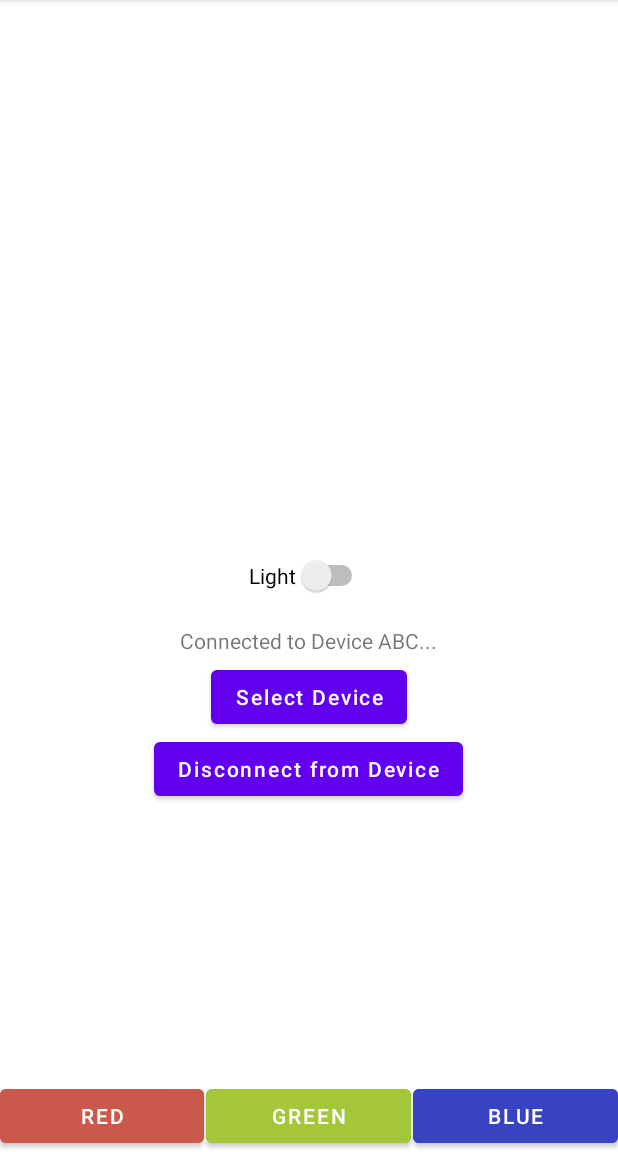
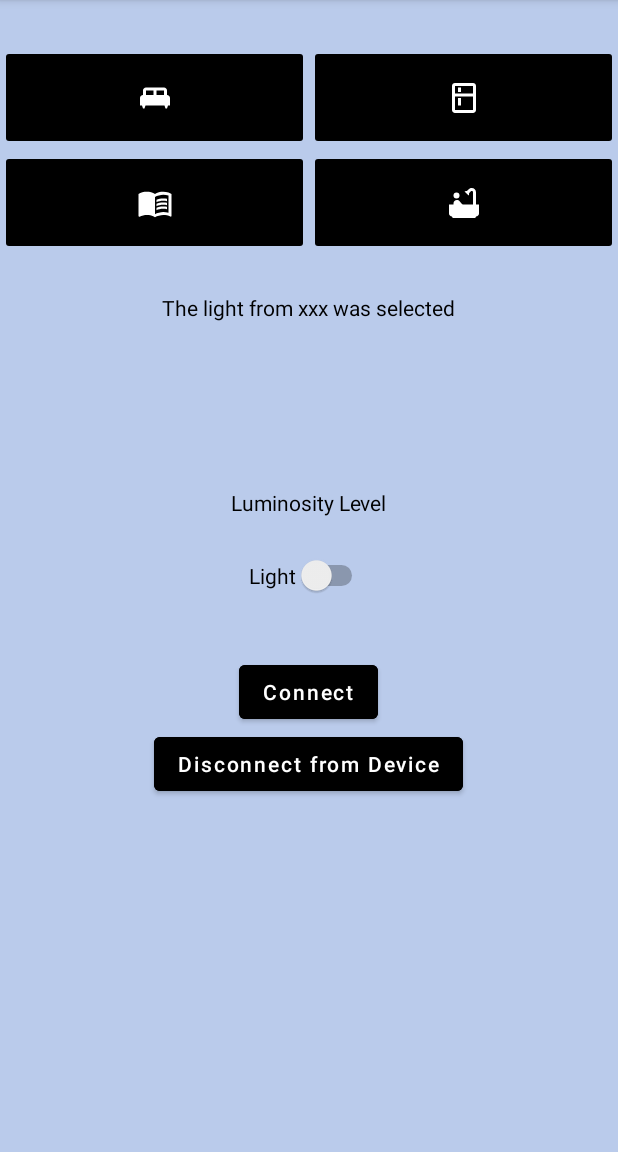
Before and after one commit to ruifornelos/HomeAutomationLights, an Android app: the screen it shows after launch (MainActivity), on a phone screen of 412 x 824 dp, the part 84-1236 px from its top. Run offline under Robolectric (Android 15) with nearby library versions, the phone set to English and light mode, and no system bars.

Commit message:
v_LayoutDiferente

```diff
--- a/app/build.gradle
+++ b/app/build.gradle
@@ -9,7 +9,7 @@ android {
 
     defaultConfig {
         applicationId "pm.ersc.estg.homeautomationlights"
-        minSdkVersion 21
+        minSdkVersion 23
         targetSdkVersion 30
         versionCode 1
         versionName "1.0"
@@ -44,7 +44,7 @@ dependencies {
     androidTestImplementation 'androidx.test.espresso:espresso-core:3.3.0'
 
     implementation 'org.jetbrains.anko:anko:0.10.8'
-    implementation 'com.github.quickpermissions:quickpermissions-kotlin:0.4.0'
+    //implementation 'com.github.quickpermissions:quickpermissions-kotlin:0.4.0'
 
 
 
--- a/app/src/main/java/pm/ersc/estg/homeautomationlights/MainActivity.kt
+++ b/app/src/main/java/pm/ersc/estg/homeautomationlights/MainActivity.kt
@@ -1,7 +1,5 @@
 package pm.ersc.estg.homeautomationlights
 
-import android.Manifest
-import android.app.admin.ConnectEvent
 import android.bluetooth.*
 import android.bluetooth.le.ScanCallback
 import android.bluetooth.le.ScanFilter
@@ -9,19 +7,18 @@ import android.bluetooth.le.ScanResult
 import android.bluetooth.le.ScanSettings
 import android.content.Context
 import android.content.Intent
+import android.content.pm.PackageManager
 import android.os.Bundle
 import android.os.ParcelUuid
 import android.util.Log
 import android.widget.Button
+import android.widget.ImageButton
 import android.widget.Switch
 import android.widget.TextView
 import androidx.appcompat.app.AppCompatActivity
-import androidx.core.app.ActivityCompat
-import androidx.core.content.ContextCompat
-import com.livinglifetechway.quickpermissions_kotlin.runWithPermissions
-import org.jetbrains.anko.Android
 import org.jetbrains.anko.toast
 import java.util.*
+import java.util.jar.Manifest
 
 
 class MainActivity : AppCompatActivity() {
@@ -29,7 +26,8 @@ class MainActivity : AppCompatActivity() {
     companion object {
         private val TAG = "****"
         const val REQUEST_ENABLE_BT = 1
-        const val UUIDservice = "ab0828b1-198e-4351-b779-901fa0e0371e"
+        val FINE_LOC_RQ = 101
+        const val UUIDservice = "da8753f9-b3f3-4203-a589-00c2ce38f044"
     }
 
     private val bluetoothAdapter: BluetoothAdapter by lazy {
@@ -42,17 +40,19 @@ class MainActivity : AppCompatActivity() {
         setContentView(R.layout.activity_main)
 
         //Variables (Buttons and Textviews)////////////////////////////////////
-        val connectedtextview = findViewById<TextView>(R.id.connectedDevice)
-        val ConnectDevice = findViewById<Button>(R.id.selectdevice)
-        val DisconnectDevice = findViewById<Button>(R.id.disconnect_from_device)
-        val RedSelection = findViewById<Button>(R.id.REDButton)
-        val GreenSelection = findViewById<Button>(R.id.GREENButton)
-        val BlueSelection = findViewById<Button>(R.id.BLUEButton)
-        val SwitchONOFF = findViewById<Switch>(R.id.switch1)
+        val divisionTextView = findViewById<TextView>(R.id.divisionPrint)
+        val luminosityTextView = findViewById<TextView>(R.id.LuminosityLevels)
+        val connectDevice = findViewById<Button>(R.id.connect)
+        val disconnectDevice = findViewById<Button>(R.id.disconnect)
+        val bedroomButton = findViewById<ImageButton>(R.id.BedRoomButton)
+        val libraryButton = findViewById<ImageButton>(R.id.LibraryButton)
+        val kitchenButton = findViewById<ImageButton>(R.id.KitchenButton)
+        val bathroomButton = findViewById<ImageButton>(R.id.BathroomButton)
+        val switchONOFF = findViewById<Switch>(R.id.switch1)
         /////////////////////////////////////////////////////////////////////////
 
         //Switch Button ////////////////////////////////////////////////////////
-        SwitchONOFF?.setOnCheckedChangeListener { _, onSwitch ->
+        switchONOFF?.setOnCheckedChangeListener { _, onSwitch ->
             if (onSwitch) {
                 toast("liga")
             } else {
@@ -61,12 +61,26 @@ class MainActivity : AppCompatActivity() {
         }
 
         //Scanner Button
-        ConnectDevice?.setOnClickListener() { }
+        connectDevice?.setOnClickListener() { }
 
-        //Color Buttons and actions
-        RedSelection?.setOnClickListener() { toast("Red Color") }
-        GreenSelection?.setOnClickListener() { toast("Green Color") }
-        BlueSelection?.setOnClickListener() { toast("Blue Color") }
+        bathroomButton?.setOnClickListener(){
+            divisionTextView.setText("The light from Bathroom was selected")
+            //lalalalalalalalal
+        }
+
+        kitchenButton?.setOnClickListener(){
+            divisionTextView.setText("The light from Kitchen was selected")
+            //lalalalalalalalal
+        }
+        libraryButton?.setOnClickListener(){
+            divisionTextView.setText("The light from Library was selected")
+            //lalalalalalalalal
+        }
+
+        bedroomButton?.setOnClickListener(){
+            divisionTextView.setText("The light from Bedroom was selected")
+            //lalalalalalalalal
+        }
     }
 
 
@@ -89,26 +103,32 @@ class MainActivity : AppCompatActivity() {
         val uuid = ParcelUuid(serviceUUID)
         val filter = ScanFilter.Builder().setServiceUuid(uuid).build()
         val filters = listOf(filter)
-
         val settings = ScanSettings.Builder()
             .setScanMode(ScanSettings.SCAN_MODE_LOW_LATENCY).build()
 
         Log.v(TAG, "Start Scan pt2")
 
-        context.runWithPermissions(Manifest.permission.ACCESS_FINE_LOCATION){
+        if(checkSelfPermission(android.Manifest.permission.ACCESS_FINE_LOCATION) == PackageManager.PERMISSION_GRANTED){
+            toast("Permission for location is enabled!")
             bluetoothAdapter.bluetoothLeScanner.startScan(filters, settings, bleScanCallback)
+        } else {
+
+            if(shouldShowRequestPermissionRationale(android.Manifest.permission.ACCESS_FINE_LOCATION)){
+                toast("Permission of location needed")
+            }
+            //requestPermissions(new String[]{android.Manifest.permission.ACCESS_FINE_LOCATION} , FINE_LOC_RQ)
         }
+    }
 
-    }
 
     private val bleScanCallback = object : ScanCallback() {
         override fun onBatchScanResults(results: MutableList<ScanResult>?) {
-        results?.forEach{ result -> deviceFound(result.device)}
+            results?.forEach { result -> deviceFound(result.device) }
         }
 
         override fun onScanResult(callbackType: Int, result: ScanResult?) {
-            //result?.let { deviceFound(result.device) }
-            Log.v(TAG,"Founded Device : " + "${result?.device}")
+            result?.let { deviceFound(result.device) }
+            Log.v(TAG, "Founded Device : " + "${result?.device}")
         }
 
         override fun onScanFailed(errorCode: Int) {
@@ -120,7 +140,6 @@ class MainActivity : AppCompatActivity() {
     private fun deviceFound(device: BluetoothDevice){
         device.connectGatt(this, true, gattCallback)
     }
-
 
     private val gattCallback = object : BluetoothGattCallback(){
         override fun onConnectionStateChange(gatt: BluetoothGatt?, status: Int, newState: Int) {
--- /dev/null
+++ b/app/src/main/res/drawable/bed_clips.xml
@@ -0,0 +1,10 @@
+<vector xmlns:android="http://schemas.android.com/apk/res/android"
+    android:width="24dp"
+    android:height="24dp"
+    android:viewportWidth="24"
+    android:viewportHeight="24"
+    android:tint="@color/white">
+  <path
+      android:fillColor="@android:color/white"
+      android:pathData="M20,10V7c0,-1.1 -0.9,-2 -2,-2H6C4.9,5 4,5.9 4,7v3c-1.1,0 -2,0.9 -2,2v5h1.33L4,19h1l0.67,-2h12.67L19,19h1l0.67,-2H22v-5C22,10.9 21.1,10 20,10zM11,10H6V7h5V10zM18,10h-5V7h5V10z"/>
+</vector>
--- /dev/null
+++ b/app/src/main/res/drawable/kitchen_clips.xml
@@ -0,0 +1,10 @@
+<vector xmlns:android="http://schemas.android.com/apk/res/android"
+    android:width="24dp"
+    android:height="24dp"
+    android:viewportWidth="24"
+    android:viewportHeight="24"
+    android:tint="@color/white">
+  <path
+      android:fillColor="@android:color/white"
+      android:pathData="M18,2.01L6,2c-1.1,0 -2,0.89 -2,2v16c0,1.1 0.9,2 2,2h12c1.1,0 2,-0.9 2,-2L20,4c0,-1.11 -0.9,-1.99 -2,-1.99zM18,20L6,20v-9.02h12L18,20zM18,9L6,9L6,4h12v5zM8,5h2v3L8,8zM8,12h2v5L8,17z"/>
+</vector>
--- /dev/null
+++ b/app/src/main/res/drawable/library_clips.xml
@@ -0,0 +1,19 @@
+<vector xmlns:android="http://schemas.android.com/apk/res/android"
+    android:width="24dp"
+    android:height="24dp"
+    android:viewportWidth="24"
+    android:viewportHeight="24"
+    android:tint="@color/white">
+  <path
+      android:fillColor="@android:color/white"
+      android:pathData="M21,5c-1.11,-0.35 -2.33,-0.5 -3.5,-0.5c-1.95,0 -4.05,0.4 -5.5,1.5c-1.45,-1.1 -3.55,-1.5 -5.5,-1.5S2.45,4.9 1,6v14.65c0,0.25 0.25,0.5 0.5,0.5c0.1,0 0.15,-0.05 0.25,-0.05C3.1,20.45 5.05,20 6.5,20c1.95,0 4.05,0.4 5.5,1.5c1.35,-0.85 3.8,-1.5 5.5,-1.5c1.65,0 3.35,0.3 4.75,1.05c0.1,0.05 0.15,0.05 0.25,0.05c0.25,0 0.5,-0.25 0.5,-0.5V6C22.4,5.55 21.75,5.25 21,5zM21,18.5c-1.1,-0.35 -2.3,-0.5 -3.5,-0.5c-1.7,0 -4.15,0.65 -5.5,1.5V8c1.35,-0.85 3.8,-1.5 5.5,-1.5c1.2,0 2.4,0.15 3.5,0.5V18.5z"/>
+  <path
+      android:fillColor="@android:color/white"
+      android:pathData="M17.5,10.5c0.88,0 1.73,0.09 2.5,0.26V9.24C19.21,9.09 18.36,9 17.5,9c-1.7,0 -3.24,0.29 -4.5,0.83v1.66C14.13,10.85 15.7,10.5 17.5,10.5z"/>
+  <path
+      android:fillColor="@android:color/white"
+      android:pathData="M13,12.49v1.66c1.13,-0.64 2.7,-0.99 4.5,-0.99c0.88,0 1.73,0.09 2.5,0.26V11.9c-0.79,-0.15 -1.64,-0.24 -2.5,-0.24C15.8,11.66 14.26,11.96 13,12.49z"/>
+  <path
+      android:fillColor="@android:color/white"
+      android:pathData="M17.5,14.33c-1.7,0 -3.24,0.29 -4.5,0.83v1.66c1.13,-0.64 2.7,-0.99 4.5,-0.99c0.88,0 1.73,0.09 2.5,0.26v-1.52C19.21,14.41 18.36,14.33 17.5,14.33z"/>
+</vector>
--- /dev/null
+++ b/app/src/main/res/drawable/wc_clips.xml
@@ -0,0 +1,13 @@
+<vector xmlns:android="http://schemas.android.com/apk/res/android"
+    android:width="24dp"
+    android:height="24dp"
+    android:viewportWidth="24"
+    android:viewportHeight="24"
+    android:tint="@color/white">
+  <path
+      android:fillColor="@android:color/white"
+      android:pathData="M7,7m-2,0a2,2 0,1 1,4 0a2,2 0,1 1,-4 0"/>
+  <path
+      android:fillColor="@android:color/white"
+      android:pathData="M20,13V4.83C20,3.27 18.73,2 17.17,2c-0.75,0 -1.47,0.3 -2,0.83l-1.25,1.25C13.76,4.03 13.59,4 13.41,4c-0.4,0 -0.77,0.12 -1.08,0.32l2.76,2.76c0.2,-0.31 0.32,-0.68 0.32,-1.08c0,-0.18 -0.03,-0.34 -0.07,-0.51l1.25,-1.25C16.74,4.09 16.95,4 17.17,4C17.63,4 18,4.37 18,4.83V13h-6.85c-0.3,-0.21 -0.57,-0.45 -0.82,-0.72l-1.4,-1.55c-0.19,-0.21 -0.43,-0.38 -0.69,-0.5C7.93,10.08 7.59,10 7.24,10C6,10.01 5,11.01 5,12.25V13H2v6c0,1.1 0.9,2 2,2c0,0.55 0.45,1 1,1h14c0.55,0 1,-0.45 1,-1c1.1,0 2,-0.9 2,-2v-6H20z"/>
+</vector>
--- a/app/src/main/res/layout/activity_main.xml
+++ b/app/src/main/res/layout/activity_main.xml
@@ -4,40 +4,78 @@
     xmlns:tools="http://schemas.android.com/tools"
     android:layout_width="match_parent"
     android:layout_height="match_parent"
-    tools:context=".MainActivity">
+    tools:context=".MainActivity"
+    android:background="@color/grey">
 
     <LinearLayout
+        android:layout_marginTop="30dp"
+        android:id="@+id/linearA"
         android:layout_width="match_parent"
         android:layout_height="wrap_content"
-        android:layout_alignParentBottom="true">
-        <Button
-            android:id="@+id/REDButton"
+        android:layout_alignParentTop="true">
+
+        <ImageButton
+            android:id="@+id/BedRoomButton"
+            android:backgroundTint="@color/black"
             android:layout_weight="1"
-            android:backgroundTint="@color/red"
             android:layout_width="wrap_content"
-            android:layout_height="wrap_content"
-            android:text="Red" />
+            android:layout_height="70dp"
+            android:src="@drawable/bed_clips"/>
+        <ImageButton
+            android:id="@+id/KitchenButton"
+            android:backgroundTint="@color/black"
+            android:layout_weight="1"
+            android:layout_width="wrap_content"
+            android:layout_height="70dp"
+            android:src="@drawable/kitchen_clips"/>
+    </LinearLayout>
 
-        <Button
-            android:id="@+id/GREENButton"
-            android:backgroundTint="@color/green"
+    <LinearLayout
+        android:id="@+id/linearB"
+        android:layout_width="match_parent"
+        android:layout_height="wrap_content"
+        android:layout_below="@+id/linearA"
+        android:orientation="horizontal">
+
+        <ImageButton
+            android:id="@+id/LibraryButton"
+            android:backgroundTint="@color/black"
             android:layout_weight="1"
-            android:layout_marginLeft="1dp"
             android:layout_width="wrap_content"
-            android:layout_height="wrap_content"
-            android:text="Green" />
+            android:layout_height="70dp"
+            android:src="@drawable/library_clips"/>
+        <ImageButton
+            android:id="@+id/BathroomButton"
+            android:backgroundTint="@color/black"
+            android:layout_weight="1"
+            android:layout_width="wrap_content"
+            android:layout_height="70dp"
+            android:src="@drawable/wc_clips" />
 
-        <Button
-            android:id="@+id/BLUEButton"
-            android:backgroundTint="@color/blue"
-            android:layout_weight="1"
-            android:layout_marginLeft="1dp"
-            android:layout_width="wrap_content"
-            android:layout_height="wrap_content"
-            android:text="Blue" />
 
 
     </LinearLayout>
+
+    <TextView
+        android:id="@+id/divisionPrint"
+        android:layout_width="wrap_content"
+        android:layout_height="wrap_content"
+        android:layout_below="@+id/linearB"
+        android:layout_centerHorizontal="true"
+        android:layout_marginTop="25dp"
+        android:text="The light from xxx was selected"
+        android:textColor="@color/black"/>
+
+    <TextView
+        android:id="@+id/LuminosityLevels"
+        android:layout_width="wrap_content"
+        android:layout_height="wrap_content"
+        android:layout_above="@+id/switch1"
+        android:layout_centerHorizontal="true"
+        android:text="Luminosity Level"
+        android:layout_marginBottom="25dp"
+        android:textColor="@color/black"
+        />
 
     <Switch
         android:id="@+id/switch1"
@@ -46,34 +84,26 @@
         android:text="Light"
         android:layout_centerInParent="true"/>
 
-    <TextView
-        android:id="@+id/connectedDevice"
+    <Button
+        android:id="@+id/connect"
         android:layout_width="wrap_content"
         android:layout_height="wrap_content"
         android:layout_below="@+id/switch1"
         android:layout_centerHorizontal="true"
-        android:layout_marginTop="20dp"
-        android:text="Connected to Device ABC..."/>
-
+        android:layout_marginTop="40dp"
+        android:hint="Connect"
+        android:textColorHint="@color/white"
+        android:backgroundTint="@color/black"
+        />
     <Button
-        android:id="@+id/selectdevice"
+        android:id="@+id/disconnect"
         android:layout_width="wrap_content"
         android:layout_height="wrap_content"
-        android:layout_below="@+id/connectedDevice"
-        android:layout_centerHorizontal="true"
-        android:layout_marginTop="4dp"
-        android:hint="Select Device"
-        android:textColorHint="@color/white"
-        />
-    <Button
-        android:id="@+id/disconnect_from_device"
-        android:layout_width="wrap_content"
-        android:layout_height="wrap_content"
-        android:layout_below="@+id/selectdevice"
+        android:layout_below="@+id/connect"
         android:layout_centerHorizontal="true"
         android:hint="Disconnect from Device"
         android:textColorHint="@color/white"
+        android:backgroundTint="@color/black"
         />
 
-
 </RelativeLayout>
--- a/app/src/main/res/values/colors.xml
+++ b/app/src/main/res/values/colors.xml
@@ -10,4 +10,6 @@
     <color name="red">#FFCB594B</color>
     <color name="green">#FFA4C639</color>
     <color name="blue">#FF3843c1</color>
+    <color name="grey">#ffbacbeb</color>
+
 </resources>
```
